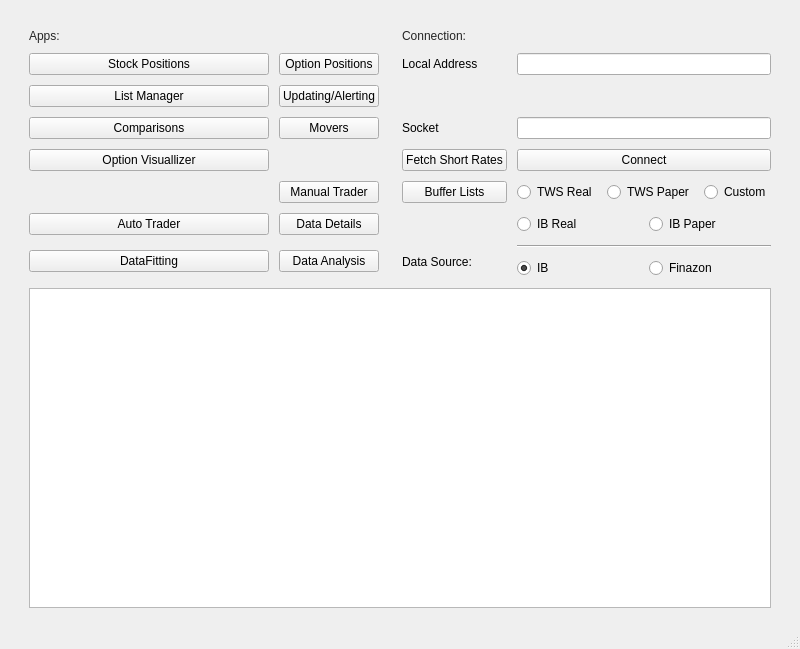
irrelevantmuch/IB_apps, file uiComps/qtGeneration/AppLauncher.ui: the form before one commit.
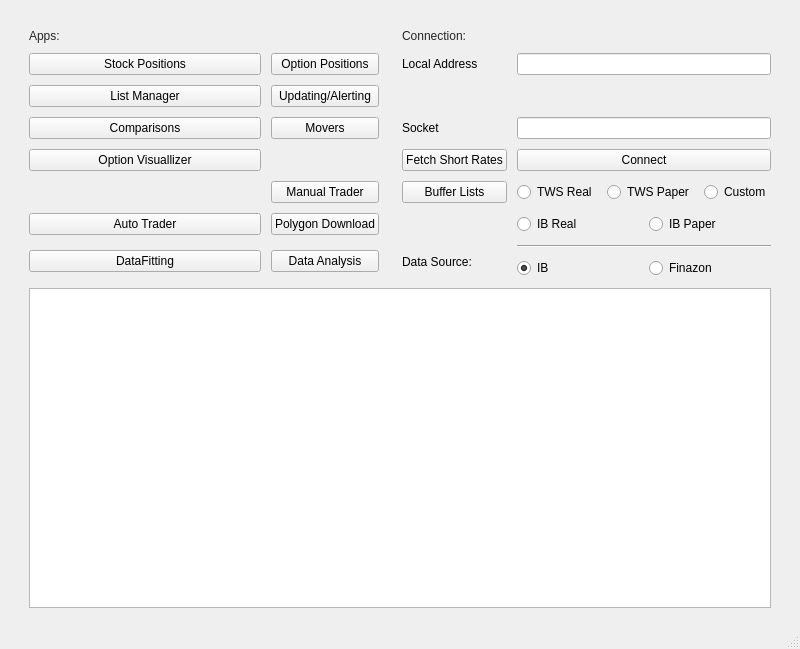
The form after the commit.

Commit message: Revitalized the downloading off polygon data, by splitting the dataDetails app that was no longer functional in two. most of the functionality is still broken, but downloading bar data via polygon for further analysis is operational.

Patch:
```diff
--- a/uiComps/qtGeneration/AppLauncher.ui
+++ b/uiComps/qtGeneration/AppLauncher.ui
@@ -365,7 +365,7 @@
         <item row="7" column="1">
          <widget class="QPushButton" name="open_downloader">
           <property name="text">
-           <string>Data Details</string>
+           <string>Polygon Download</string>
           </property>
          </widget>
         </item>
```
Left out of the diff: 6 changed lines with no effect on the pictures. The commit also changes 14 other files.
